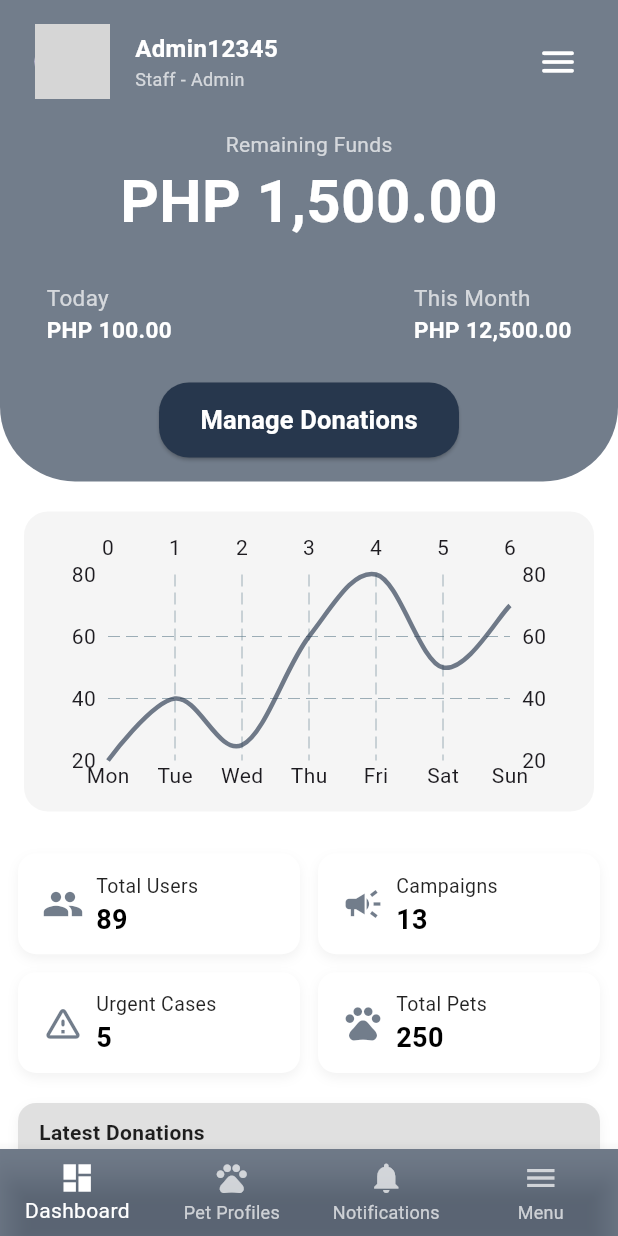
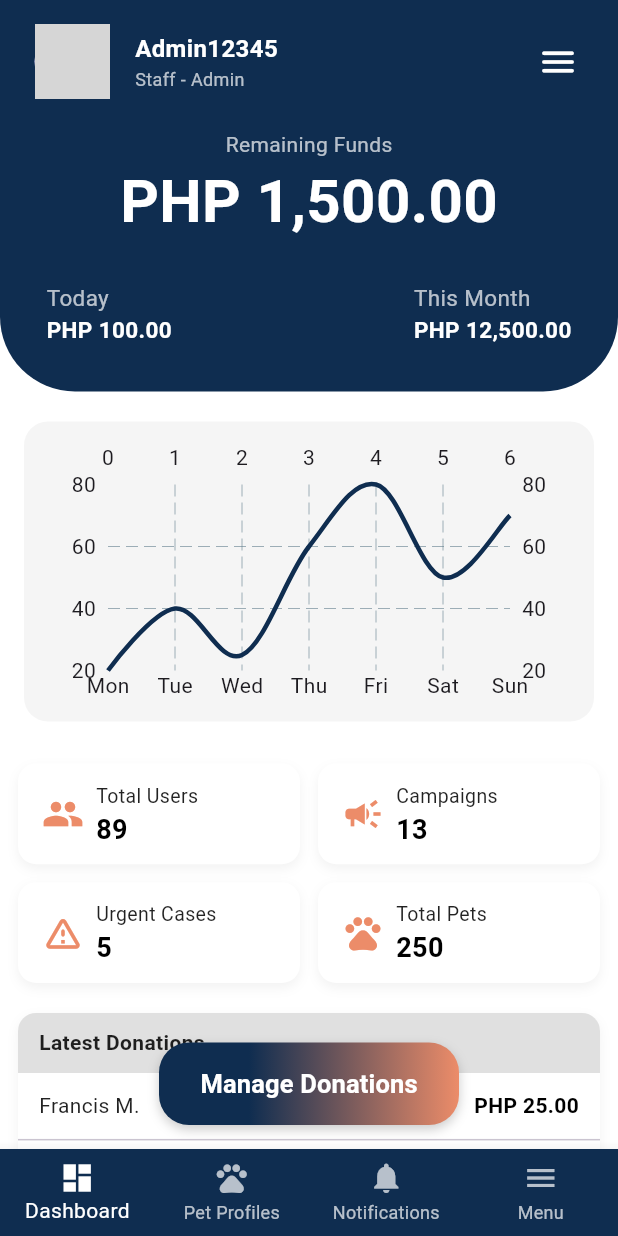
Before and after one commit to justtrona/pawlytics, a Flutter app: the AdminDashboard screen opened by its route, after a tap on the "menu" icon, after a tap on "Dashboard", on a phone screen of 412 x 824 dp. Run offline on Flutter 3.47's test engine with Material 3 defaults, Android fonts, the light colour scheme and no system bars; drawn by our look-alikes of fl_chart; our stand-ins replace image_picker, shared_preferences, supabase_flutter; accounts and stored records are empty; grey boxes are pictures that could not be loaded.

Commit message:
ui admin

```diff
--- a/lib/views/admin/admin-dashboard.dart
+++ b/lib/views/admin/admin-dashboard.dart
@@ -3,13 +3,12 @@ import 'package:fl_chart/fl_chart.dart';
 import 'package:pawlytics/views/admin/admin_widgets/stats-grid.dart';
 import 'package:pawlytics/route/route.dart' as route;
 
-// Make sure this file exports the MenuBar widget you showed.
 import 'package:pawlytics/views/admin/admin-menu.dart';
 
 class AdminDashboard extends StatefulWidget {
   const AdminDashboard({super.key});
 
-  static const brandColor = Color(0xA627374D);
+  static const brandColor = Color.fromARGB(255, 15, 45, 80);
 
   @override
   State<AdminDashboard> createState() => _AdminDashboardState();
@@ -21,8 +20,9 @@ class _AdminDashboardState extends State<AdminDashboard> {
     return Scaffold(
       backgroundColor: Colors.white,
 
-      // ✅ Mount MenuBar directly. No `children:` param.
+      // ✅ Mount MenuBar directly
       endDrawer: Drawer(child: menuBar()),
+
       body: SafeArea(
         child: SingleChildScrollView(
           padding: const EdgeInsets.only(bottom: 90),
@@ -133,35 +133,6 @@ class _AdminDashboardState extends State<AdminDashboard> {
                         ],
                       ),
                     ),
-                    const SizedBox(height: 10),
-
-                    Center(
-                      child: SizedBox(
-                        width: 200,
-                        height: 50,
-                        child: ElevatedButton(
-                          style: ElevatedButton.styleFrom(
-                            backgroundColor: Color(0xff27374d),
-                            foregroundColor: Colors.white,
-                            shape: RoundedRectangleBorder(
-                              borderRadius: BorderRadius.circular(20),
-                            ),
-                          ),
-                          onPressed: () => Navigator.pushNamed(
-                            context,
-                            route.donationReports,
-                          ),
-                          child: const Text(
-                            "Manage Donations",
-                            style: TextStyle(
-                              fontSize: 17,
-                              color: Colors.white,
-                              fontWeight: FontWeight.w600,
-                            ),
-                          ),
-                        ),
-                      ),
-                    ),
                   ],
                 ),
               ),
@@ -256,12 +227,57 @@ class _AdminDashboardState extends State<AdminDashboard> {
           ),
         ),
       ),
+
+      // ✅ Floating style button at bottom
+      floatingActionButton: SizedBox(
+        width: 200,
+        height: 55,
+        child: Container(
+          decoration: BoxDecoration(
+            gradient: const LinearGradient(
+              colors: [Color(0xFF0F2D50), Color(0xFFEC8C69)],
+              begin: Alignment.centerLeft,
+              end: Alignment.centerRight,
+              stops: [0.3, 1.0],
+            ),
+            borderRadius: BorderRadius.circular(20),
+            boxShadow: [
+              BoxShadow(
+                color: Colors.black.withOpacity(0.2),
+                blurRadius: 6,
+                offset: const Offset(0, 3),
+              ),
+            ],
+          ),
+          child: ElevatedButton(
+            style: ElevatedButton.styleFrom(
+              backgroundColor: Colors.transparent,
+              shadowColor: Colors.transparent,
+              foregroundColor: Colors.white,
+              shape: RoundedRectangleBorder(
+                borderRadius: BorderRadius.circular(20),
+              ),
+            ),
+            onPressed: () =>
+                Navigator.pushNamed(context, route.donationReports),
+            child: const Text(
+              "Manage Donations",
+              style: TextStyle(
+                fontSize: 17,
+                color: Colors.white,
+                fontWeight: FontWeight.w600,
+              ),
+            ),
+          ),
+        ),
+      ),
+      floatingActionButtonLocation: FloatingActionButtonLocation.centerFloat,
     );
   }
 }
 
 // -------------------------------------------------------------------
-// Helper widgets (unchanged from your original, just kept in one file)
+// Helper widgets
 // -------------------------------------------------------------------
 
 class _KeyValueSmall extends StatefulWidget {
--- a/lib/views/admin/admin-menu.dart
+++ b/lib/views/admin/admin-menu.dart
@@ -348,7 +348,7 @@ class _SectionCard extends StatelessWidget {
       margin: const EdgeInsets.fromLTRB(12, 0, 12, 12),
       padding: const EdgeInsets.all(8),
       decoration: BoxDecoration(
-        color: const Color(0xFF6D7884),
+        //color: const Color(0xFF6D7884),
         borderRadius: BorderRadius.circular(14),
       ),
       child: Column(
@@ -376,7 +376,7 @@ class _MenuItem extends StatelessWidget {
   @override
   Widget build(BuildContext context) {
     return Material(
-      color: const Color(0xFF6D7884),
+      color: const Color(0xFF5E6B7F),
       borderRadius: BorderRadius.circular(12),
       child: InkWell(
         borderRadius: BorderRadius.circular(12),
@@ -388,7 +388,7 @@ class _MenuItem extends StatelessWidget {
             child: Row(
               children: [
                 const Icon(Icons.circle, size: 0),
-                Icon(icon, color: Colors.white, size: 20),
+                Icon(icon, color: const Color(0xFFEC8C69), size: 20),
                 const SizedBox(width: 8),
                 Expanded(
                   child: Text(
--- a/lib/views/admin/admin_widgets/navigation-buttons.dart
+++ b/lib/views/admin/admin_widgets/navigation-buttons.dart
@@ -32,7 +32,7 @@ class _NavigationButtonAdminState extends State<NavigationButtonAdmin> {
         top: false,
         child: BottomNavigationBar(
           type: BottomNavigationBarType.fixed,
-          backgroundColor: brandColor,
+          backgroundColor: Color.fromARGB(255, 15, 45, 80),
           selectedItemColor: Colors.white,
           unselectedItemColor: Colors.white70,
           currentIndex: _currentIndex,
--- a/lib/views/admin/admin_widgets/stats-grid.dart
+++ b/lib/views/admin/admin_widgets/stats-grid.dart
@@ -33,7 +33,7 @@ class _StatCard extends StatelessWidget {
   final String title;
   final String value;
 
-  static const brandColor = Color(0xA627374D);
+  static const brandColor = Color(0xFFEC8C69);
 
   const _StatCard(this.icon, this.title, this.value);
 
```
